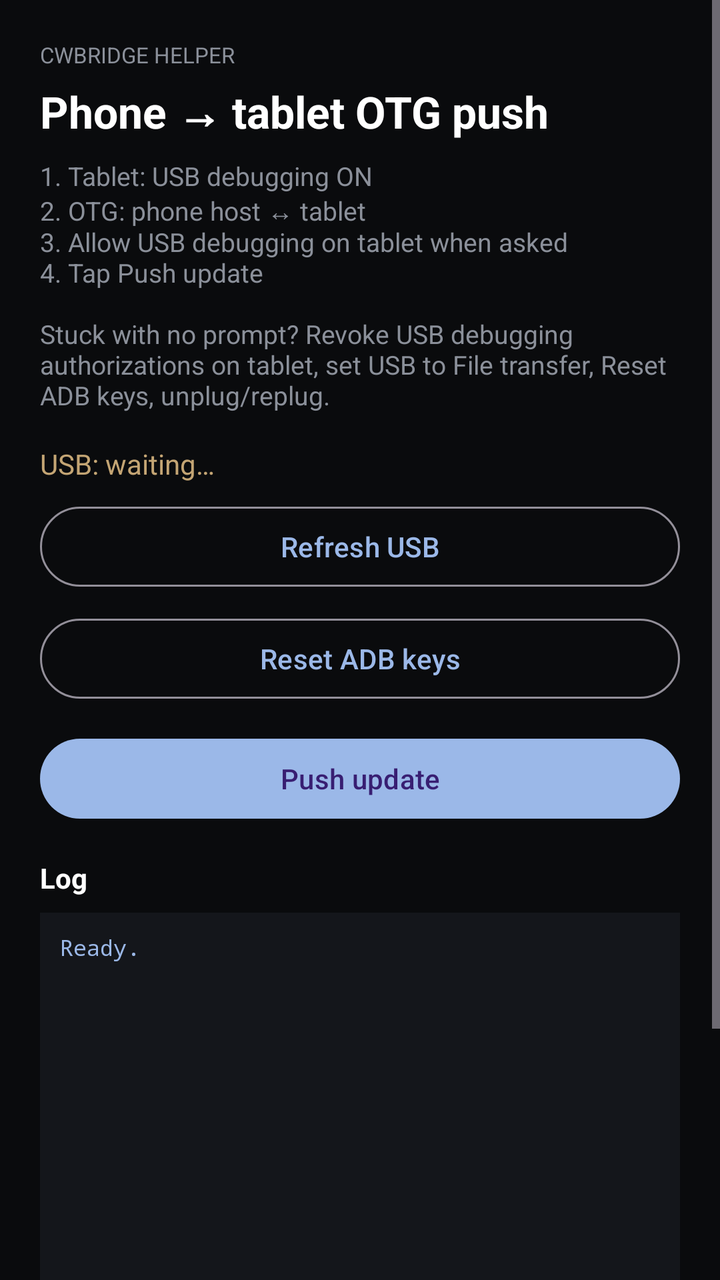
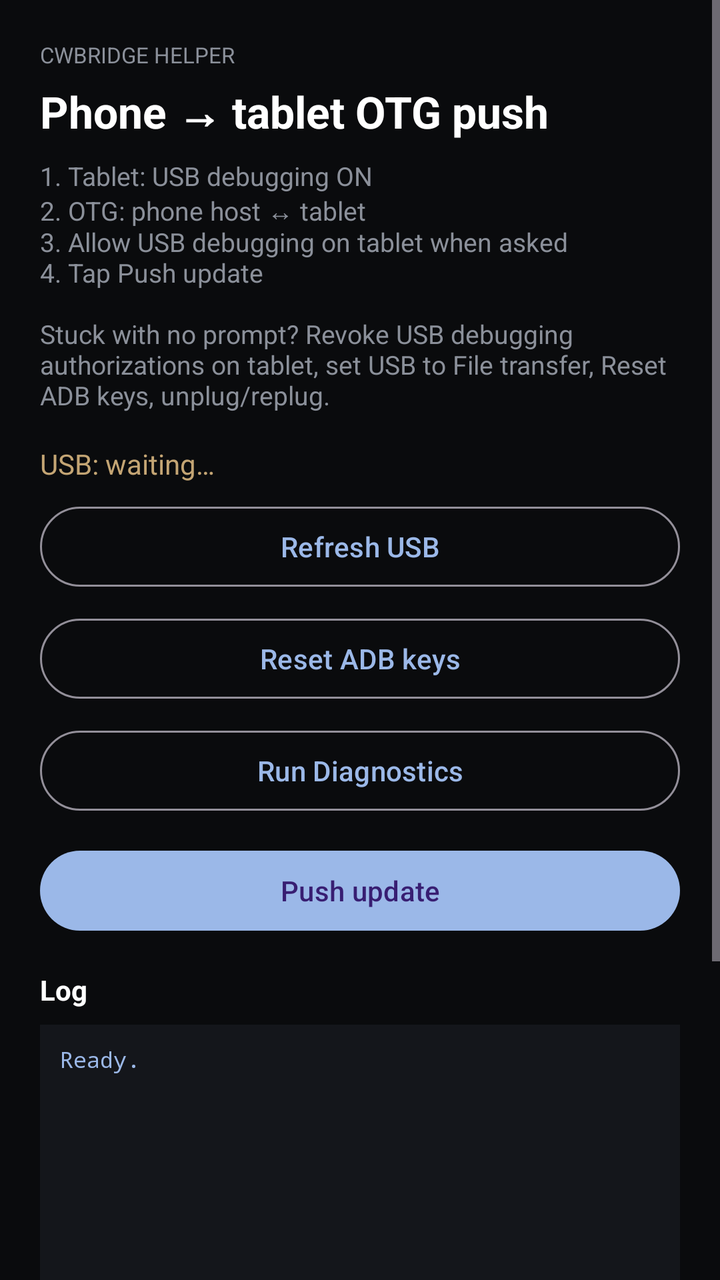

Compare the two renders of this Android layout. The source of the first and the diff that turns it into the second are given below.
<!-- AndroidManifest.xml: application theme Theme.Helper -->
<!-- res/layout/activity_main.xml -->
<?xml version="1.0" encoding="utf-8"?>
<ScrollView xmlns:android="http://schemas.android.com/apk/res/android"
    xmlns:app="http://schemas.android.com/apk/res-auto"
    android:layout_width="match_parent"
    android:layout_height="match_parent"
    android:background="#0A0B0D"
    android:fillViewport="true">

    <LinearLayout
        android:layout_width="match_parent"
        android:layout_height="wrap_content"
        android:orientation="vertical"
        android:padding="20dp">

        <TextView
            android:layout_width="match_parent"
            android:layout_height="wrap_content"
            android:text="CWBRIDGE HELPER"
            android:textAllCaps="true"
            android:textColor="#8B909A"
            android:textSize="11sp" />

        <TextView
            android:layout_width="match_parent"
            android:layout_height="wrap_content"
            android:layout_marginTop="6dp"
            android:text="Phone → tablet OTG push"
            android:textColor="@android:color/white"
            android:textSize="22sp"
            android:textStyle="bold" />

        <TextView
            android:layout_width="match_parent"
            android:layout_height="wrap_content"
            android:layout_marginTop="8dp"
            android:text="1. Tablet: USB debugging ON\n2. OTG: phone host ↔ tablet\n3. Allow USB debugging on tablet when asked\n4. Tap Push update\n\nStuck with no prompt? Revoke USB debugging authorizations on tablet, set USB to File transfer, Reset ADB keys, unplug/replug."
            android:textColor="#8B909A"
            android:textSize="13sp" />

        <TextView
            android:id="@+id/usbState"
            android:layout_width="match_parent"
            android:layout_height="wrap_content"
            android:layout_marginTop="16dp"
            android:text="USB: waiting…"
            android:textColor="#C4A574"
            android:textSize="14sp" />

        <com.google.android.material.button.MaterialButton
            android:id="@+id/btnRefreshUsb"
            style="@style/Widget.Material3.Button.OutlinedButton"
            android:layout_width="match_parent"
            android:layout_height="wrap_content"
            android:layout_marginTop="8dp"
            android:text="Refresh USB" />

        <com.google.android.material.button.MaterialButton
            android:id="@+id/btnResetKeys"
            style="@style/Widget.Material3.Button.OutlinedButton"
            android:layout_width="match_parent"
            android:layout_height="wrap_content"
            android:layout_marginTop="8dp"
            android:text="Reset ADB keys" />

        <com.google.android.material.button.MaterialButton
            android:id="@+id/btnPush"
            android:layout_width="match_parent"
            android:layout_height="wrap_content"
            android:layout_marginTop="12dp"
            android:text="Push update"
            app:backgroundTint="#9BB8E8" />

        <TextView
            android:layout_width="wrap_content"
            android:layout_height="wrap_content"
            android:layout_marginTop="16dp"
            android:text="Log"
            android:textColor="@android:color/white"
            android:textStyle="bold" />

        <TextView
            android:id="@+id/logView"
            android:layout_width="match_parent"
            android:layout_height="320dp"
            android:layout_marginTop="8dp"
            android:background="#14161B"
            android:fontFamily="monospace"
            android:padding="10dp"
            android:textSize="11sp"
            android:textColor="#9BB8E8"
            android:text="Ready.\n" />
    </LinearLayout>
</ScrollView>
<!-- resources referenced by this layout -->
<resources>
  <style name="Theme.Helper" parent="Theme.Material3.Dark.NoActionBar">
          <item name="colorPrimary">#9BB8E8</item>
          <item name="android:statusBarColor">#0A0B0D</item>
          <item name="android:navigationBarColor">#0A0B0D</item>
      </style>
</resources>

<!-- the commit's change to res/layout/activity_main.xml (unified diff, before → after) -->
@@ -63,6 +63,14 @@
             android:text="Reset ADB keys" />
 
         <com.google.android.material.button.MaterialButton
+            android:id="@+id/btnDiagnostics"
+            style="@style/Widget.Material3.Button.OutlinedButton"
+            android:layout_width="match_parent"
+            android:layout_height="wrap_content"
+            android:layout_marginTop="8dp"
+            android:text="Run Diagnostics" />
+
+        <com.google.android.material.button.MaterialButton
             android:id="@+id/btnPush"
             android:layout_width="match_parent"
             android:layout_height="wrap_content"
